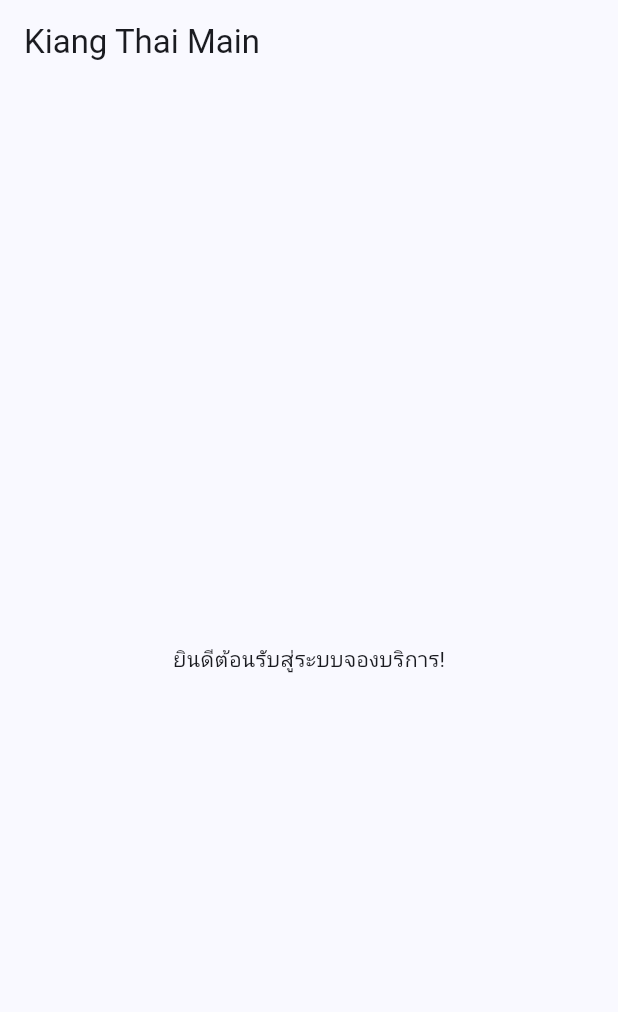
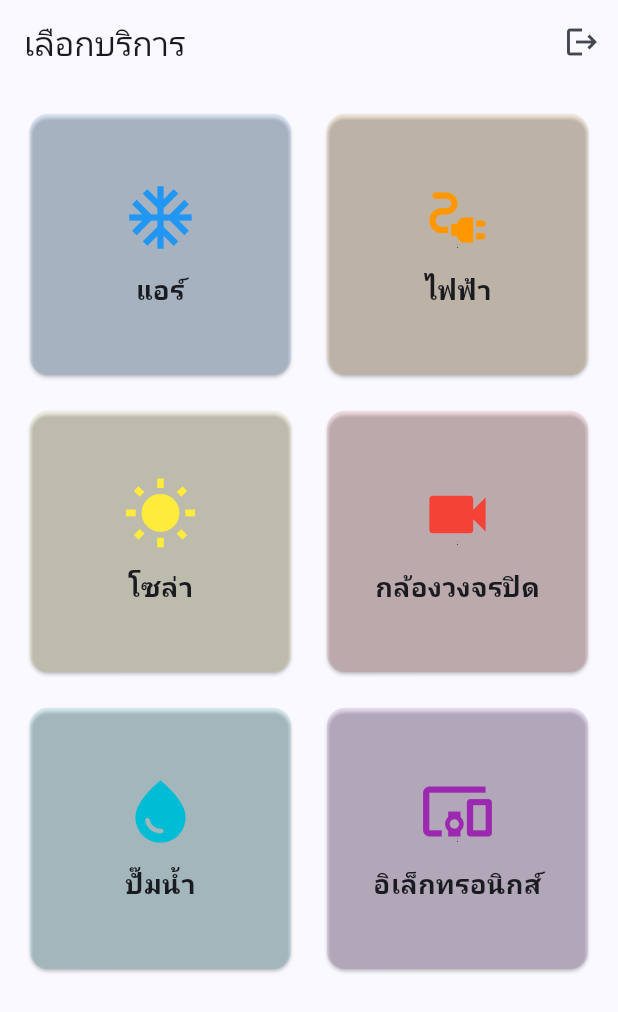
Before and after one commit to TEERAPAT-SUKKASEM/kiangthai_services, a Flutter app: the screen it shows once a user with an empty profile is signed in, on a phone screen of 412 x 824 dp. Shown: the top 1012 px of the screen. Run offline on Flutter 3.47's test engine with Material 3 defaults, Android fonts, the phone set to English and light mode, and no system bars; our stand-ins replace firebase_core, flutter_dotenv, supabase_flutter; accounts and stored records are empty; network calls fail.

Commit message:
Add CustomerHomeScreen for service selection and integrate with authentication flow

```diff
--- a/lib/main.dart
+++ b/lib/main.dart
@@ -5,6 +5,7 @@ import 'package:supabase_flutter/supabase_flutter.dart';
 
 import 'firebase_options.dart';
 import 'ui/auth/login_screen.dart';
+import 'ui/customer/customer_home_screen.dart';
 
 void main() async {
   WidgetsFlutterBinding.ensureInitialized();
@@ -44,10 +45,7 @@ class KiangThaiApp extends StatelessWidget {
           final session = snapshot.hasData ? snapshot.data!.session : null;
 
           if (session != null) {
-            return Scaffold(
-              appBar: AppBar(title: const Text('Kiang Thai Main')),
-              body: const Center(child: Text('ยินดีต้อนรับสู่ระบบจองบริการ!')),
-            );
+            return const CustomerHomeScreen();
           } else {
             return const LoginScreen();
           }
--- /dev/null
+++ b/lib/ui/customer/customer_home_screen.dart
@@ -0,0 +1,76 @@
+import 'package:flutter/material.dart';
+import 'package:supabase_flutter/supabase_flutter.dart';
+
+class CustomerHomeScreen extends StatelessWidget {
+  const CustomerHomeScreen({super.key});
+
+  // รายชื่อบริการทั้ง 6 อย่าง
+  final List<Map<String, dynamic>> services = const [
+    {'name': 'แอร์', 'icon': Icons.ac_unit, 'color': Colors.blue},
+    {
+      'name': 'ไฟฟ้า',
+      'icon': Icons.electrical_services,
+      'color': Colors.orange,
+    },
+    {'name': 'โซล่า', 'icon': Icons.wb_sunny, 'color': Colors.yellow},
+    {'name': 'กล้องวงจรปิด', 'icon': Icons.videocam, 'color': Colors.red},
+    {'name': 'ปั๊มน้ำ', 'icon': Icons.water_drop, 'color': Colors.cyan},
+    {
+      'name': 'อิเล็กทรอนิกส์',
+      'icon': Icons.devices_other,
+      'color': Colors.purple,
+    },
+  ];
+
+  @override
+  Widget build(BuildContext context) {
+    return Scaffold(
+      appBar: AppBar(
+        title: const Text('เลือกบริการ'),
+        actions: [
+          IconButton(
+            icon: const Icon(Icons.logout),
+            onPressed: () async {
+              await Supabase.instance.client.auth.signOut();
+            },
+          ),
+        ],
+      ),
+      body: GridView.builder(
+        padding: const EdgeInsets.all(16),
+        gridDelegate: const SliverGridDelegateWithFixedCrossAxisCount(
+          crossAxisCount: 2, // แสดง 2 คอลัมน์
+          crossAxisSpacing: 16,
+          mainAxisSpacing: 16,
+        ),
+        itemCount: services.length,
+        itemBuilder: (context, index) {
+          final service = services[index];
+          return InkWell(
+            onTap: () {
+              // TODO: ไปยังหน้าแบบฟอร์มของแต่ละบริการ
+              print('เลือกบริการ: ${service['name']}');
+            },
+            child: Card(
+              color: service['color'].withOpacity(0.1),
+              child: Column(
+                mainAxisAlignment: MainAxisAlignment.center,
+                children: [
+                  Icon(service['icon'], size: 50, color: service['color']),
+                  const SizedBox(height: 10),
+                  Text(
+                    service['name'],
+                    style: const TextStyle(
+                      fontSize: 18,
+                      fontWeight: FontWeight.bold,
+                    ),
+                  ),
+                ],
+              ),
+            ),
+          );
+        },
+      ),
+    );
+  }
+}
```
